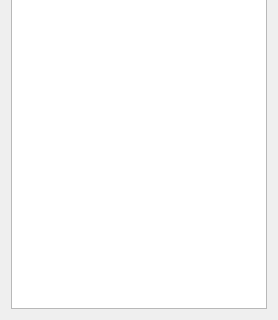
This is ui/parameterpickerwidget.ui in BrnSlr/CuteBoard as Qt 5 draws it before an edit; both pictures show x 0 to 278 and y 163 to 483 of the 278 by 483 pixel window. The edited form follows.
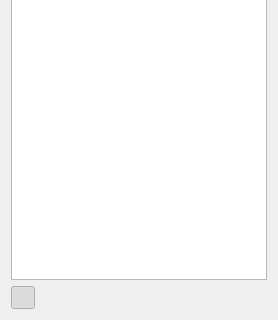
This is the edited form. Icons and pictures are not drawn. Custom widgets are drawn as their Qt base class.

What changed in the file:
```diff
--- a/ui/parameterpickerwidget.ui
+++ b/ui/parameterpickerwidget.ui
@@ -35,6 +35,40 @@
      </column>
     </widget>
    </item>
+   <item>
+    <layout class="QHBoxLayout" name="horizontalLayout">
+     <item>
+      <widget class="QToolButton" name="toListToolButton">
+       <property name="text">
+        <string/>
+       </property>
+       <property name="icon">
+        <iconset resource="../resources/icons/icons.qrc">
+         <normaloff>:/icons8_indent_50px.png</normaloff>:/icons8_indent_50px.png</iconset>
+       </property>
+       <property name="checkable">
+        <bool>true</bool>
+       </property>
+       <property name="checked">
+        <bool>true</bool>
+       </property>
+      </widget>
+     </item>
+     <item>
+      <spacer name="horizontalSpacer">
+       <property name="orientation">
+        <enum>Qt::Horizontal</enum>
+       </property>
+       <property name="sizeHint" stdset="0">
+        <size>
+         <width>40</width>
+         <height>20</height>
+        </size>
+       </property>
+      </spacer>
+     </item>
+    </layout>
+   </item>
   </layout>
  </widget>
  <customwidgets>
```
Left out of the diff: 4 changed lines with no effect on the pictures.
